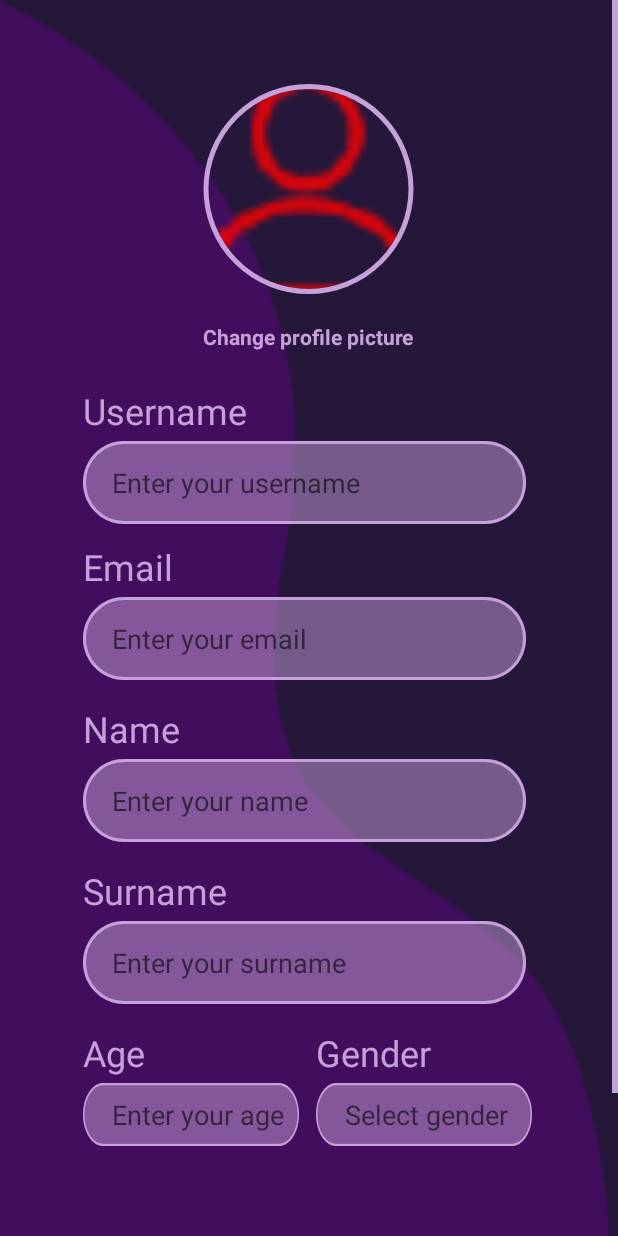
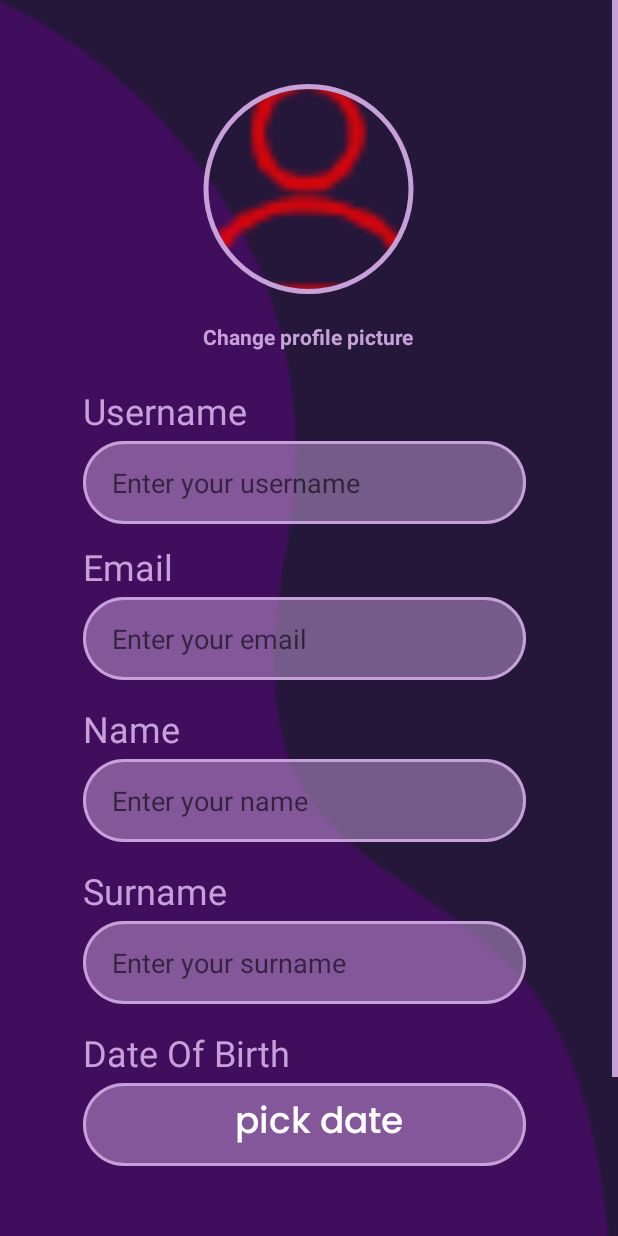
Before and after one commit to ZygisP/SimpleTime, an Android app: the ActivityUserProfile screen opened directly, with no data from a screen before it, on a phone screen of 412 x 824 dp. Run offline under Robolectric (Android 15) with nearby library versions, the phone set to English and light mode, and no system bars; our stand-ins replace CircleImageView, Firebase (no records; nobody signed in at launch, a user with empty details on screens opened directly), Picasso; libraries missing offline, so code that uses them is left out: com.google.firestore.v1; pictures from the network do not load; Roboto replaces fonts that are not available here.

Commit message:
Fully working user edit

```diff
--- a/SimpleTime/app/src/main/java/com/example/simpletime/ActivityUserProfile.java
+++ b/SimpleTime/app/src/main/java/com/example/simpletime/ActivityUserProfile.java
@@ -2,6 +2,10 @@ package com.example.simpletime;
 
 import static android.content.ContentValues.TAG;
 
+
+import android.app.AlertDialog;
+import android.app.DatePickerDialog;
+import android.app.Dialog;
 import android.app.ProgressDialog;
 import android.content.Intent;
 import android.net.Uri;
@@ -11,6 +15,7 @@ import android.provider.ContactsContract;
 import android.util.Log;
 import android.view.View;
 import android.widget.Button;
+import android.widget.DatePicker;
 import android.widget.EditText;
 import android.widget.ImageView;
 import android.widget.ProgressBar;
@@ -20,6 +25,7 @@ import android.widget.Toast;
 import androidx.annotation.NonNull;
 import androidx.annotation.Nullable;
 import androidx.appcompat.app.AppCompatActivity;
+import androidx.fragment.app.DialogFragment;
 
 import com.google.android.gms.tasks.OnCompleteListener;
 import com.google.android.gms.tasks.OnFailureListener;
@@ -27,6 +33,7 @@ import com.google.android.gms.tasks.OnSuccessListener;
 import com.google.android.gms.tasks.Task;
 import com.google.android.material.snackbar.Snackbar;
 import com.google.android.material.textfield.TextInputEditText;
+import com.google.firebase.Timestamp;
 import com.google.firebase.auth.FirebaseAuth;
 import com.google.firebase.auth.FirebaseUser;
 import com.google.firebase.auth.UserProfileChangeRequest;
@@ -42,6 +49,10 @@ import com.google.firestore.v1.WriteResult;
 import com.squareup.picasso.Picasso;
 
 import java.lang.reflect.Array;
+import java.time.LocalDate;
+import java.time.ZoneId;
+import java.util.Calendar;
+import java.util.Date;
 import java.util.HashMap;
 import java.util.Map;
 import java.util.UUID;
@@ -50,18 +61,25 @@ public class ActivityUserProfile extends AppCompatActivity {
 
     private ImageView profileImage;
 
+    private DatePickerDialog datePickerDialog;
+    private Button dateButton;
+
     private Uri imageUri;
     private FirebaseStorage storage;
     private StorageReference storageReference;
     private FirebaseAuth fAuth;
     private FirebaseFirestore firebaseFirestore;
-    EditText profileUsername, profileName, profileSurname, profileEmail, profileAge, profileGender;
+    EditText profileUsername, profileName, profileSurname, profileEmail, profileGender;
     Button btnBack;
-    String firestoreUsername, firestoreName, firestoreSurname, uid, firestoreEmail;
+    String firestoreUsername, firestoreName, firestoreSurname, uid, firestoreEmail, date2;
+    Date firestoreBirthdate;
+    Timestamp profileBirthdate;
+    Boolean firestoreGender;
+    FirebaseUser user = FirebaseAuth.getInstance().getCurrentUser();
+    int firebaseYear, firebaseMonth, firebaseDay;
 
-    Boolean firestoreGender;
-    Long firestoreAge;
-    FirebaseUser user = FirebaseAuth.getInstance().getCurrentUser();
+//    Date varBirthdate;
+    String date;
 
     @Override
     protected void onCreate(Bundle savedInstanceState) {
@@ -70,10 +88,9 @@ public class ActivityUserProfile extends AppCompatActivity {
         profileImage = findViewById(R.id.userProfile_profilePicture);
         profileUsername = findViewById(R.id.userProfile_editUsername);
         profileEmail = findViewById(R.id.userProfile_editEmail);
-        profileAge = findViewById(R.id.userProfile_editAge);
         profileName = findViewById(R.id.userProfile_editName);
         profileSurname = findViewById(R.id.userProfile_editSurname);
-        profileGender = findViewById(R.id.userProfile_editGender);
+//        profileBirthdate = findViewById(R.id.userProfile_editAge);
         btnBack = findViewById(R.id.userProfile_btnBack);
         firebaseFirestore = FirebaseFirestore.getInstance();
         fAuth = FirebaseAuth.getInstance();
@@ -81,9 +98,10 @@ public class ActivityUserProfile extends AppCompatActivity {
         storageReference = storage.getReference();
         uid = fAuth.getCurrentUser().getUid();
 
+
         getFirestoreVariables();
-
-
+        initDatePicker();
+        dateButton = findViewById(R.id.userProfile_editAge);
 
 //        loadImagePlaceholder();
         StorageReference profileRef = storageReference.child("users/" + fAuth.getCurrentUser().getUid() + "/profile.jpg");
@@ -108,27 +126,121 @@ public class ActivityUserProfile extends AppCompatActivity {
             }
         });
 
+
+
 //        showAllUserData();
+    }
+
+    private String getTodaysDate()
+    {
+        Calendar cal = Calendar.getInstance();
+        int year = cal.get(Calendar.YEAR);
+        int month = cal.get(Calendar.MONTH);
+        month = month + 1;
+        int day = cal.get(Calendar.DAY_OF_MONTH);
+        return makeDateString(day, month, year);
+    }
+
+    Date varBirthdate;
+    private void initDatePicker()
+    {
+        DatePickerDialog.OnDateSetListener dateSetListener = new DatePickerDialog.OnDateSetListener()
+        {
+            @Override
+            public void onDateSet(DatePicker datePicker, int year, int month, int day)
+            {
+
+                Calendar calendar = Calendar.getInstance();
+                calendar.set(year, month, day, 00, 00, 00);
+                varBirthdate = calendar.getTime();
+                date = makeDateString(day, month + 1, year);
+                Log.d(TAG, "JONAS" + date);
+                Log.d(TAG, "MARGOLIS" + date2);
+                dateButton.setText(date);
+            }
+        };
+
+        Calendar cal = Calendar.getInstance();
+        int year = cal.get(Calendar.YEAR);
+        int month = cal.get(Calendar.MONTH);
+        int day = cal.get(Calendar.DAY_OF_MONTH);
+
+        int style = AlertDialog.THEME_HOLO_LIGHT;
+
+        datePickerDialog = new DatePickerDialog(this, style, dateSetListener, year, month, day);
+        //datePickerDialog.getDatePicker().setMaxDate(System.currentTimeMillis());
+
+    }
+
+    private String makeDateString(int day, int month, int year)
+    {
+        return getMonthFormat(month) + " " + day + ", " + year;
+    }
+
+    private String getMonthFormat(int month)
+    {
+        if(month == 1)
+            return "Jan";
+        if(month == 2)
+            return "Feb";
+        if(month == 3)
+            return "Mar";
+        if(month == 4)
+            return "Apr";
+        if(month == 5)
+            return "May";
+        if(month == 6)
+            return "Jun";
+        if(month == 7)
+            return "Jul";
+        if(month == 8)
+            return "Aug";
+        if(month == 9)
+            return "Sep";
+        if(month == 10)
+            return "Oct";
+        if(month == 11)
+            return "Nov";
+        if(month == 12)
+            return "Dec";
+
+        //default should never happen
+        return "Jan";
+    }
+
+    public void openDatePicker(View view)
+    {
+        datePickerDialog.show();
     }
 
 
     private void showAllUserData(){
-        String gender;
         profileUsername.setText(firestoreUsername);
         profileEmail.setText(firestoreEmail);
         profileName.setText(firestoreName);
         profileSurname.setText(firestoreSurname);
 
-        profileAge.setText(firestoreAge.toString());
 
-        if (firestoreGender.toString() == "true")
-        {
-            gender = "Male";
-        }
-        else{
-            gender = "Female";
-        }
-        profileGender.setText(gender);
+        Date date = firestoreBirthdate;
+        Calendar cal = Calendar.getInstance();
+        cal.setTime(date);
+        firebaseYear = cal.get(Calendar.YEAR);
+        firebaseMonth = cal.get(Calendar.MONTH);
+        firebaseDay = cal.get(Calendar.DAY_OF_MONTH);
+//        getMonthFormat(firebaseMonth) + " " + firebaseDay + ", " + firebaseYear;
+//        date2 = makeDateString(firebaseDay,firebaseMonth+1,firebaseYear);
+        dateButton.setText(getMonthFormat(firebaseMonth+1) + " " + firebaseDay + ", " + firebaseYear);
+
+//        profileAge.setText(firestoreAge.toString());
+
+//        if (firestoreGender.toString() == "true")
+//        {
+//            gender = "Male";
+//        }
+//        else{
+//            gender = "Female";
+//        }
+//        profileGender.setText(gender);
     }
 
     boolean isEmailValid(CharSequence email) {
@@ -136,10 +248,13 @@ public class ActivityUserProfile extends AppCompatActivity {
     }
 
 
+
     public void update_profile(View view){
         getFirestoreVariables();
 
-        if(isSurnameChanged() || isEmailChanged() || isNameChanged() || isUsernameChanged()){
+
+        if(isSurnameChanged() || isEmailChanged() || isNameChanged() || isUsernameChanged() || isAgeChanged()){
+
             if (isSurnameChanged()){
                 changeSurname();
             }
@@ -149,10 +264,17 @@ public class ActivityUserProfile extends AppCompatActivity {
             if (isUsernameChanged()){
                 changeUsername();
             }
+            if (isAgeChanged()){
+                changeAge();
+            }
+
             if (isEmailChanged()){
                 changeEmail();
             }
             Toast.makeText(this,"Data saved",Toast.LENGTH_SHORT).show();
+
+
+            finish();
         }
         else{
             Toast.makeText(this,"Saved data. Nothing to update.",Toast.LENGTH_SHORT).show();
@@ -252,10 +374,10 @@ public class ActivityUserProfile extends AppCompatActivity {
                     if (document.exists()) {
                         firestoreEmail = document.getString("email");
                         firestoreUsername = document.getString("username");
-                        firestoreAge = (Long) document.get("age");
                         firestoreName = document.getString("name");
                         firestoreSurname = document.getString("surname");
-                        firestoreGender = (Boolean) document.get("gender");
+                        firestoreBirthdate = document.getDate("birthdate");   // NEEDS TO BE TIMESTAMP
+                        firestoreGender = document.getBoolean("gender");
 //                        Log.d(TAG, "DocumentSnapshot data: " + document.getData());
                         showAllUserData();
                     } else {
@@ -274,15 +396,19 @@ public class ActivityUserProfile extends AppCompatActivity {
     }
 
     private boolean isAgeChanged(){
-        if (!firestoreAge.equals( profileAge.getText())){
-            DocumentReference docRef = firebaseFirestore.collection("users").document(uid);
-            docRef.update("age", profileAge.getText());
+        if (date != date2){
             return true;
         }
         else{
             return false;
         }
     }
+
+    private void changeAge(){
+        DocumentReference docRef = firebaseFirestore.collection("users").document(uid);
+        docRef.update("birthdate", varBirthdate);
+    }
+
 
     private void changeName(){
         DocumentReference docRef = firebaseFirestore.collection("users").document(uid);
@@ -330,6 +456,13 @@ public class ActivityUserProfile extends AppCompatActivity {
 
         }
     }
+
+
+
+
+
+
+
 
 //    private void loadImagePlaceholder(){
 //        Picasso.get()
--- a/SimpleTime/app/src/main/res/layout/activity_user_profile.xml
+++ b/SimpleTime/app/src/main/res/layout/activity_user_profile.xml
@@ -16,16 +16,20 @@
         android:layout_height="wrap_content"
         tools:context=".ActivityUserProfile">
 
-        <EditText
+        <Button
             android:id="@+id/userProfile_editAge"
-            android:layout_width="144dp"
-            android:layout_height="42dp"
+            android:layout_width="295dp"
+            android:layout_height="55dp"
             android:layout_alignParentStart="true"
             android:layout_alignParentTop="true"
             android:layout_marginTop="4dp"
             android:background="@drawable/strokebutton"
-            android:hint="Enter your age"
+            android:fontFamily="@font/poppins_medium"
+            android:onClick="openDatePicker"
+            android:textAppearance="@style/back"
+            app:backgroundTint="@null"
             android:paddingStart="19dp"
+            android:text="pick date"
             app:layout_constraintEnd_toEndOf="@+id/userProfile_age"
             app:layout_constraintHorizontal_bias="0.0"
             app:layout_constraintStart_toStartOf="@+id/userProfile_age"
@@ -33,39 +37,11 @@
             tools:ignore="RtlSymmetry" />
 
         <TextView
-            android:id="@+id/userProfile_gender"
-            android:layout_width="wrap_content"
-            android:layout_height="wrap_content"
-            android:layout_marginTop="16dp"
-            android:text="Gender"
-            android:textAppearance="@style/categories"
-            app:layout_constraintEnd_toEndOf="@+id/userProfile_editSurname"
-            app:layout_constraintHorizontal_bias="0.711"
-            app:layout_constraintStart_toStartOf="@+id/userProfile_editSurname"
-            app:layout_constraintTop_toBottomOf="@+id/userProfile_editSurname" />
-
-        <EditText
-            android:id="@+id/userProfile_editGender"
-            android:layout_width="144dp"
-            android:layout_height="42dp"
-            android:layout_alignParentStart="true"
-            android:layout_alignParentTop="true"
-            android:layout_marginTop="4dp"
-            android:background="@drawable/strokebutton"
-            android:hint="Select gender"
-            android:paddingStart="19dp"
-            app:layout_constraintEnd_toEndOf="@+id/userProfile_gender"
-            app:layout_constraintHorizontal_bias="0.0"
-            app:layout_constraintStart_toStartOf="@+id/userProfile_gender"
-            app:layout_constraintTop_toBottomOf="@+id/userProfile_gender"
-            tools:ignore="RtlSymmetry" />
-
-        <TextView
             android:id="@+id/userProfile_age"
             android:layout_width="wrap_content"
             android:layout_height="wrap_content"
             android:layout_marginTop="16dp"
-            android:text="Age"
+            android:text="Date Of Birth"
             android:textAppearance="@style/categories"
             app:layout_constraintEnd_toEndOf="@+id/userProfile_editSurname"
             app:layout_constraintHorizontal_bias="0.0"
@@ -153,7 +129,6 @@
             style="@style/log_in"
             android:layout_width="96dp"
             android:layout_height="48dp"
-            android:layout_marginTop="64dp"
             android:layout_marginBottom="56dp"
             android:background="@drawable/smallbutton"
             android:elevation="4dp"
@@ -162,10 +137,11 @@
             android:textAppearance="@style/back"
             app:backgroundTint="@null"
             app:layout_constraintBottom_toBottomOf="parent"
-            app:layout_constraintEnd_toEndOf="@+id/userProfile_editGender"
-            app:layout_constraintHorizontal_bias="0.916"
-            app:layout_constraintStart_toStartOf="@+id/userProfile_editGender"
-            app:layout_constraintTop_toBottomOf="@+id/userProfile_editGender" />
+            app:layout_constraintEnd_toEndOf="@+id/userProfile_editAge"
+            app:layout_constraintHorizontal_bias="1.0"
+            app:layout_constraintStart_toStartOf="@+id/userProfile_editAge"
+            app:layout_constraintTop_toBottomOf="@+id/userProfile_editAge"
+            app:layout_constraintVertical_bias="1.0" />
 
         <EditText
             android:id="@+id/userProfile_editEmail"
```
Also changed, not shown: SimpleTime/app/src/main/java/com/example/simpletime/ActivityRegistration.kt (+5 -4 lines), 1 other file.
